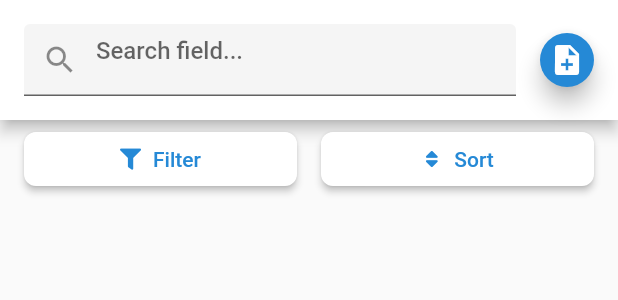
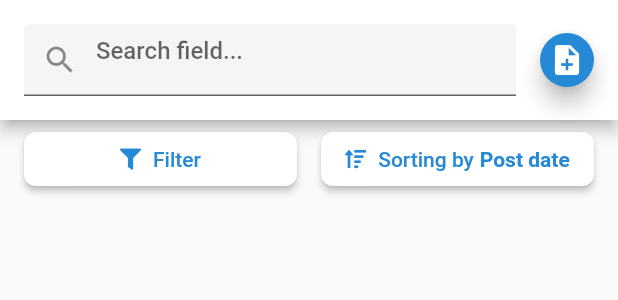
Before and after one commit to PC-Chair-Fight/project-frontend, a Flutter app: the JobsDashboard widget shown alone on an empty page, opened directly, on a phone screen of 412 x 824 dp. Shown: the top 300 px of the screen. Run offline on Flutter 3.47's test engine with Material 2 defaults, Android fonts, the phone set to English and light mode, and no system bars; our stand-ins replace dio, font_awesome_flutter, get_it, shared_preferences; accounts and stored records are empty; network calls fail.

Commit message:
Made improvements to the UI

```diff
--- a/lib/l10n/intl_en.arb
+++ b/lib/l10n/intl_en.arb
@@ -64,7 +64,7 @@
   },
   "JobSortForm_sortJobs": "Sort Jobs",
   "JobSortForm_ascending": "Ascending",
-  "JobSortForm_postDateCriteria": "Sort by post date",
+  "JobSortForm_postDateCriteria": "Post date",
   "@JobFilterForm": {
   },
   "JobFilterForm_filterJobs": "Filter Jobs",
@@ -79,6 +79,6 @@
   "@JobsDashboardScreen": {
   },
   "JobsDashboardScreen_postJob": "Post a Job",
-  "JobsDashboardScreen_filterButton": "Filter",
-  "JobsDashboardScreen_sortButton": "Sort"
+  "JobsDashboardScreen_filter": "Filter",
+  "JobsDashboardScreen_sortingBy": "Sorting by"
 }
--- a/lib/modules/auth/widgets/login.widget.dart
+++ b/lib/modules/auth/widgets/login.widget.dart
@@ -105,34 +105,38 @@ class LoginState extends State<Login> {
                     child: Column(
                       crossAxisAlignment: CrossAxisAlignment.stretch,
                       children: [
-                        SizedBox(
-                          child: ElevatedButton(
-                            onPressed: () => _login(authProvider),
-                            child: authProvider.loading
-                                ? LoadingIndicator(
-                                    type: LoadingIndicatorType.Button)
-                                : Text(S.of(context).LoginScreen_login_button),
-                          ),
+                        ElevatedButton(
+                          onPressed: () => _login(authProvider),
+                          child: authProvider.loading
+                              ? LoadingIndicator(
+                                  type: LoadingIndicatorType.Button)
+                              : Text(S.of(context).LoginScreen_login_button),
                         ),
                         SizedBox(height: ThemeConfig.of(context).largeSpacing),
                         LabeledDivider(
                           label: Text(S.of(context).LoginScreen_or),
                         ),
                         SizedBox(height: ThemeConfig.of(context).largeSpacing),
-                        OutlinedButton(
+                        ElevatedButton(
                           onPressed: () => Navigator.pushNamed(
                               context, RegisterScreen.route),
+                          style: ThemeConfig.of(context)
+                              .appElevatedButtonAltStyle(),
                           child:
                               Text(S.of(context).LoginScreen_register_button),
                         ),
                         SizedBox(height: ThemeConfig.of(context).mediumSpacing),
                         ElevatedButton(
-                          onPressed: null,
+                          onPressed: () {},
+                          style: ThemeConfig.of(context)
+                              .appElevatedButtonAltStyle(),
                           child: Text(S.of(context).LoginScreen_google_button),
                         ),
                         SizedBox(height: ThemeConfig.of(context).mediumSpacing),
                         ElevatedButton(
-                          onPressed: null,
+                          onPressed: () {},
+                          style: ThemeConfig.of(context)
+                              .appElevatedButtonAltStyle(),
                           child:
                               Text(S.of(context).LoginScreen_facebook_button),
                         ),
--- a/lib/modules/job/providers/job_filter.provider.dart
+++ b/lib/modules/job/providers/job_filter.provider.dart
@@ -5,6 +5,8 @@ class JobFilterProvider extends AppProvider {
   DateTimeRange? _postDateRange;
 
   DateTimeRange? get postDateRange => _postDateRange;
+
+  bool get hasFilters => postDateRange != null;
 
   JobFilterProvider(BuildContext ctx) : super(ctx);
 
--- a/lib/modules/job/widgets/jobs_dashboard.widget.dart
+++ b/lib/modules/job/widgets/jobs_dashboard.widget.dart
@@ -1,9 +1,12 @@
+import 'package:flutter/cupertino.dart';
 import 'package:flutter/material.dart';
 import 'package:flutter/rendering.dart';
 import 'package:flutter/widgets.dart';
 import 'package:font_awesome_flutter/font_awesome_flutter.dart';
 import 'package:project/config/theme.config.dart';
 import 'package:project/generated/l10n.dart';
+import 'package:project/modules/job/providers/job_filter.provider.dart';
+import 'package:project/modules/job/providers/job_sort.provider.dart';
 import 'package:project/modules/job/providers/jobs.provider.dart';
 import 'package:project/modules/job/widgets/job_card.widget.dart';
 import 'package:project/modules/job/widgets/job_filter_form.widget.dart';
@@ -19,6 +22,8 @@ class JobsDashboard extends StatefulWidget {
 
 class _JobsDashboardState extends State<JobsDashboard> {
   late JobsProvider _jobsProvider;
+  late JobFilterProvider _filterProvider;
+  late JobSortProvider _sortProvider;
 
   @override
   void initState() {
@@ -31,6 +36,8 @@ class _JobsDashboardState extends State<JobsDashboard> {
   @override
   Widget build(BuildContext context) {
     _jobsProvider = Provider.of<JobsProvider>(context);
+    _filterProvider = Provider.of<JobFilterProvider>(context);
+    _sortProvider = Provider.of<JobSortProvider>(context);
 
     return SizedBox(
       height: MediaQuery.of(context).size.height,
@@ -39,7 +46,10 @@ class _JobsDashboardState extends State<JobsDashboard> {
         children: [
           JobsDashboardToolbar(),
           if (!ScreenLayout.isWide(context))
-            Padding(
+            ConstrainedBox(
+              constraints: BoxConstraints(
+                  maxWidth: ThemeConfig.of(context).appMediumWidth),
+              child: Padding(
                 padding: EdgeInsets.symmetric(
                   horizontal: ThemeConfig.of(context).mediumSpacing,
                   vertical: ThemeConfig.of(context).smallSpacing,
@@ -47,33 +57,14 @@ class _JobsDashboardState extends State<JobsDashboard> {
                 child: Row(
                   children: [
                     Expanded(
-                    child: _buildToolbarButton(
-                      onPressed: _showFilterDialog,
-                      child: Row(
-                        mainAxisAlignment: MainAxisAlignment.center,
-                        children: [
-                          Icon(FontAwesomeIcons.filter, size: 14),
-                          SizedBox(width: ThemeConfig.of(context).smallSpacing),
-                          Text(S.of(context).JobsDashboardScreen_filterButton),
-                        ],
-                      ),
-                    ),
+                      child: _buildFilterButton(),
                     ),
                     SizedBox(width: ThemeConfig.of(context).mediumSpacing),
                     Expanded(
-                    child: _buildToolbarButton(
-                      onPressed: _showSortDialog,
-                      child: Row(
-                        mainAxisAlignment: MainAxisAlignment.center,
-                        children: [
-                          Icon(FontAwesomeIcons.sort, size: 14),
-                          SizedBox(width: ThemeConfig.of(context).smallSpacing),
-                          Text(S.of(context).JobsDashboardScreen_sortButton),
+                      child: _buildSortButton(),
+                    ),
                   ],
                 ),
-                    ),
-                  ),
-                ],
               ),
             ),
           Padding(
@@ -151,29 +142,58 @@ class _JobsDashboardState extends State<JobsDashboard> {
     );
   }
 
-  Widget _buildToolbarButton({
-    required Function() onPressed,
-    required Widget child,
-  }) =>
-      ElevatedButton(
-        onPressed: onPressed,
-        child: child,
-        style: ButtonStyle(
-          backgroundColor:
-              MaterialStateProperty.all(ThemeConfig.of(context).surfaceColor),
-          foregroundColor:
-              MaterialStateProperty.all(ThemeConfig.of(context).primaryColor),
-          overlayColor: MaterialStateProperty.all(
-              ThemeConfig.of(context).primaryColor.withOpacity(.25)),
-          shadowColor:
-              MaterialStateProperty.all(ThemeConfig.of(context).shadowColor),
+  Widget _buildFilterButton() => ElevatedButton(
+        onPressed: _showFilterDialog,
+        child: FittedBox(
+          child: Row(
+            mainAxisAlignment: MainAxisAlignment.center,
+            children: [
+              Icon(FontAwesomeIcons.filter, size: 14),
+              SizedBox(width: ThemeConfig.of(context).smallSpacing),
+              Text(S.of(context).JobsDashboardScreen_filter),
+            ],
+          ),
+        ),
+        style: ThemeConfig.of(context).appElevatedButtonAltStyle().copyWith(
               shape: MaterialStateProperty.all(
                 RoundedRectangleBorder(
-              borderRadius:
-                  BorderRadius.circular(ThemeConfig.of(context).borderRadius),
+                  borderRadius: BorderRadius.circular(
+                      ThemeConfig.of(context).borderRadius),
+                  side: _filterProvider.hasFilters
+                      ? BorderSide(
+                          color: ThemeConfig.of(context).primaryColor, width: 2)
+                      : BorderSide.none,
                 ),
               ),
             ),
+      );
+
+  Widget _buildSortButton() => ElevatedButton(
+        onPressed: _showSortDialog,
+        child: FittedBox(
+          child: Row(
+            mainAxisAlignment: MainAxisAlignment.center,
+            children: [
+              Icon(
+                _sortProvider.ascending
+                    ? FontAwesomeIcons.sortAmountUp
+                    : FontAwesomeIcons.sortAmountDown,
+                size: 14,
+              ),
+              SizedBox(width: ThemeConfig.of(context).smallSpacing),
+              Text(S.of(context).JobsDashboardScreen_sortingBy),
+              SizedBox(width: ThemeConfig.of(context).smallestSpacing),
+              Text(
+                {
+                  SortCriteria.PostDate:
+                      S.of(context).JobSortForm_postDateCriteria
+                }[_sortProvider.sortCriteria]!,
+                style: TextStyle(fontWeight: FontWeight.bold),
+              ),
+            ],
+          ),
+        ),
+        style: ThemeConfig.of(context).appElevatedButtonAltStyle(),
       );
 
   _showFilterDialog() {
```
Also changed, not shown: lib/config/theme.config.dart, lib/generated/intl/messages_en.dart, lib/generated/l10n.dart. Lines whose indentation alone changed are shown as unchanged.
